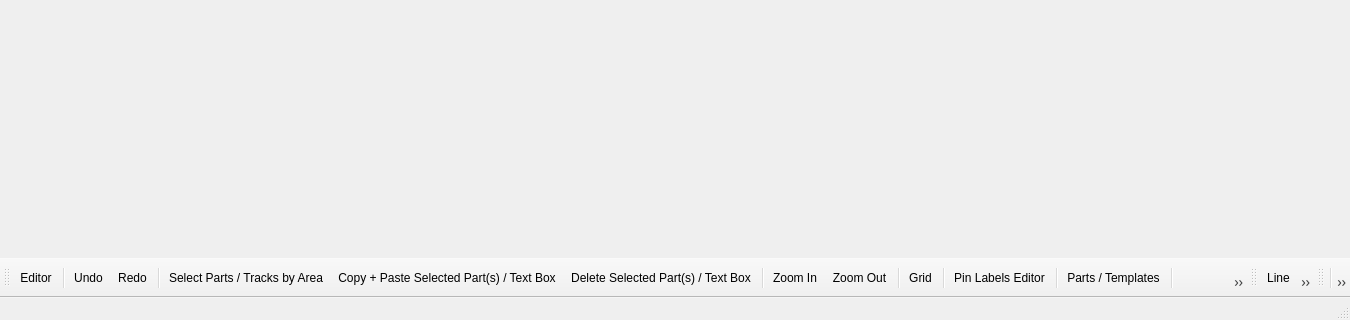
This is src/mainwindow.ui in melak/veroroute as Qt 5 draws it before an edit; both pictures show x 0 to 1350 and y 400 to 720 of the 1350 by 720 pixel window. The edited form follows.
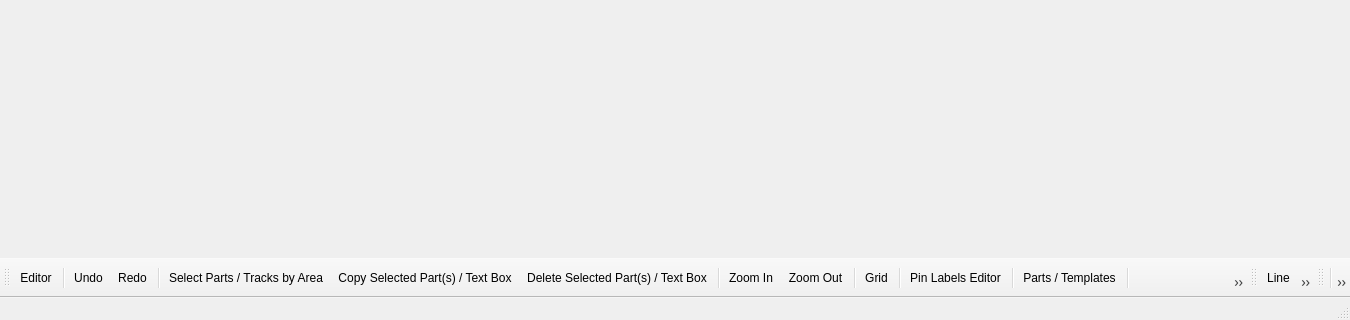
This is the edited form. Icons and pictures are not drawn.

Commit message: Renamed "Copy + Paste" to "Copy"

Patch:
```diff
--- a/src/mainwindow.ui
+++ b/src/mainwindow.ui
@@ -676,10 +676,10 @@
      <normaloff>:/images/copy.png</normaloff>:/images/copy.png</iconset>
    </property>
    <property name="text">
-    <string>Copy + Paste Selected Part(s) / Text Box</string>
+    <string>Copy Selected Part(s) / Text Box</string>
    </property>
    <property name="iconText">
-    <string>Copy + Paste Selected Part(s) / Text Box</string>
+    <string>Copy Selected Part(s) / Text Box</string>
    </property>
    <property name="toolTip">
     <string>Copy + Paste Selected Part(s) / Text Box</string>
```
Left out of the diff: 2 changed lines with no effect on the pictures. The commit also changes 1 other file.
